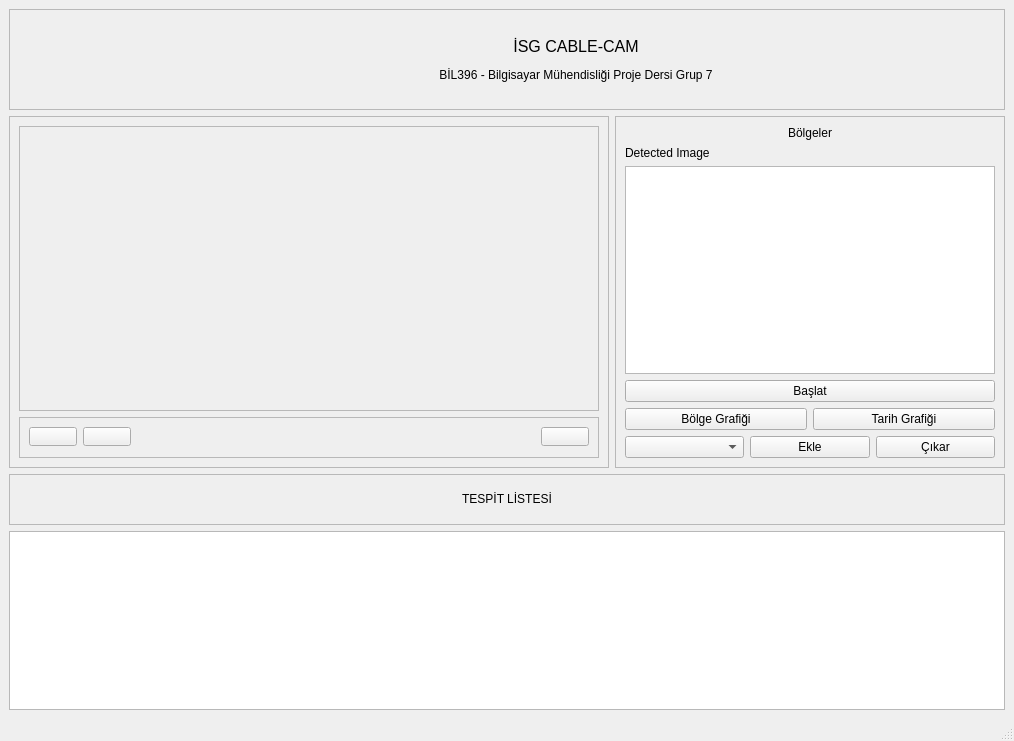
BurakAkten/Project-Group7, file projeGui(Qt Creator Ubuntu)/proje_gui/secondwindow.ui: the form before one commit.
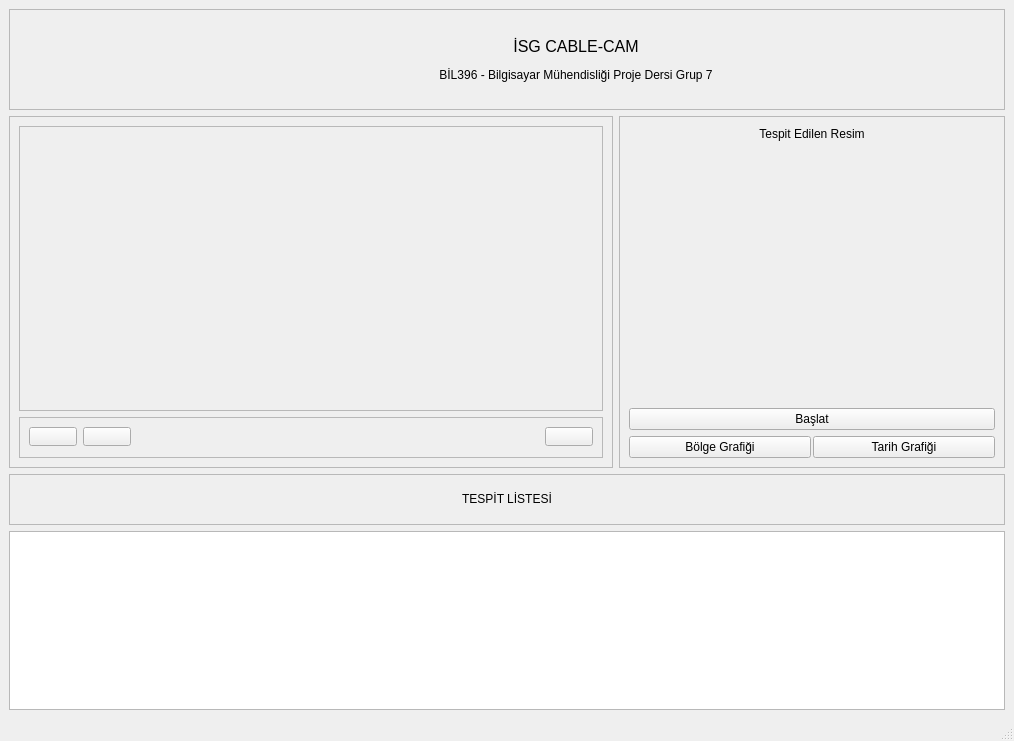
The form after the commit.

What changed in the file:
```diff
--- a/projeGui(Qt Creator Ubuntu)/proje_gui/secondwindow.ui
+++ b/projeGui(Qt Creator Ubuntu)/proje_gui/secondwindow.ui
@@ -290,37 +290,17 @@
                   </size>
                  </property>
                  <property name="text">
-                  <string>&lt;html&gt;&lt;head/&gt;&lt;body&gt;&lt;p align=&quot;center&quot;&gt;Bölgeler&lt;/p&gt;&lt;/body&gt;&lt;/html&gt;</string>
+                  <string>&lt;html&gt;&lt;head/&gt;&lt;body&gt;&lt;p align=&quot;center&quot;&gt;Tespit Edilen Resim&lt;/p&gt;&lt;/body&gt;&lt;/html&gt;</string>
                  </property>
                 </widget>
                </item>
                <item>
                 <widget class="QLabel" name="detectedImage">
                  <property name="text">
-                  <string>Detected Image</string>
+                  <string/>
                  </property>
                 </widget>
                </item>
-               <item>
-                <layout class="QHBoxLayout" name="horizontalLayout_2">
-                 <item>
-                  <widget class="QListWidget" name="listWidget">
-                   <property name="minimumSize">
-                    <size>
-                     <width>250</width>
-                     <height>200</height>
-                    </size>
-                   </property>
-                   <property name="maximumSize">
-                    <size>
-                     <width>500</width>
-                     <height>16777215</height>
-                    </size>
-                   </property>
-                  </widget>
-                 </item>
-                </layout>
-               </item>
               </layout>
              </item>
              <item>
@@ -331,7 +311,15 @@
               </widget>
              </item>
              <item>
+              <layout class="QHBoxLayout" name="horizontalLayout_5">
+               <item>
               <layout class="QHBoxLayout" name="horizontalLayout_6">
+                 <property name="spacing">
+                  <number>2</number>
+                 </property>
+                 <property name="sizeConstraint">
+                  <enum>QLayout::SetMinimumSize</enum>
+                 </property>
                <item>
                 <widget class="QPushButton" name="bolgeGrafigi">
                  <property name="text">
@@ -347,29 +335,6 @@
                 </widget>
                </item>
               </layout>
-             </item>
-             <item>
-              <layout class="QHBoxLayout" name="horizontalLayout_5">
-               <item>
-                <widget class="QComboBox" name="comboBox">
-                 <property name="currentText">
-                  <string/>
-                 </property>
-                </widget>
-               </item>
-               <item>
-                <widget class="QPushButton" name="ekle">
-                 <property name="text">
-                  <string>Ekle</string>
-                 </property>
-                </widget>
-               </item>
-               <item>
-                <widget class="QPushButton" name="cikar">
-                 <property name="text">
-                  <string>Çıkar</string>
-                 </property>
-                </widget>
                </item>
               </layout>
              </item>
```
Lines whose indentation alone changed are shown as unchanged.
